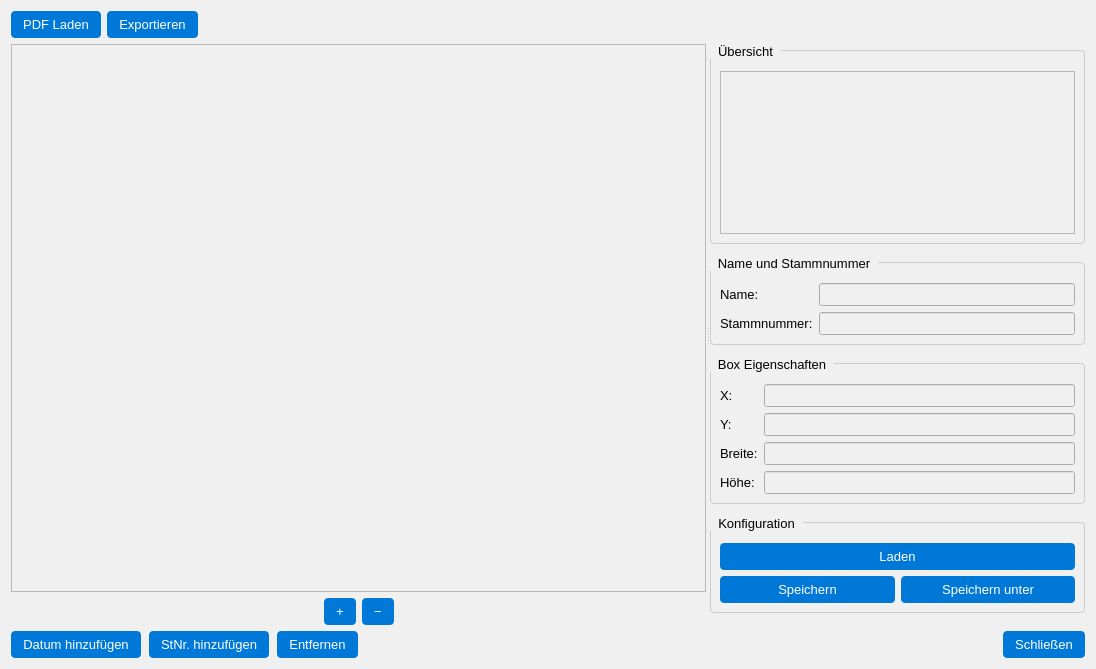
Above: src/ui/design/pdf_display.ui from CodeName-666/VDataParser before the change. Below: the same form after it.
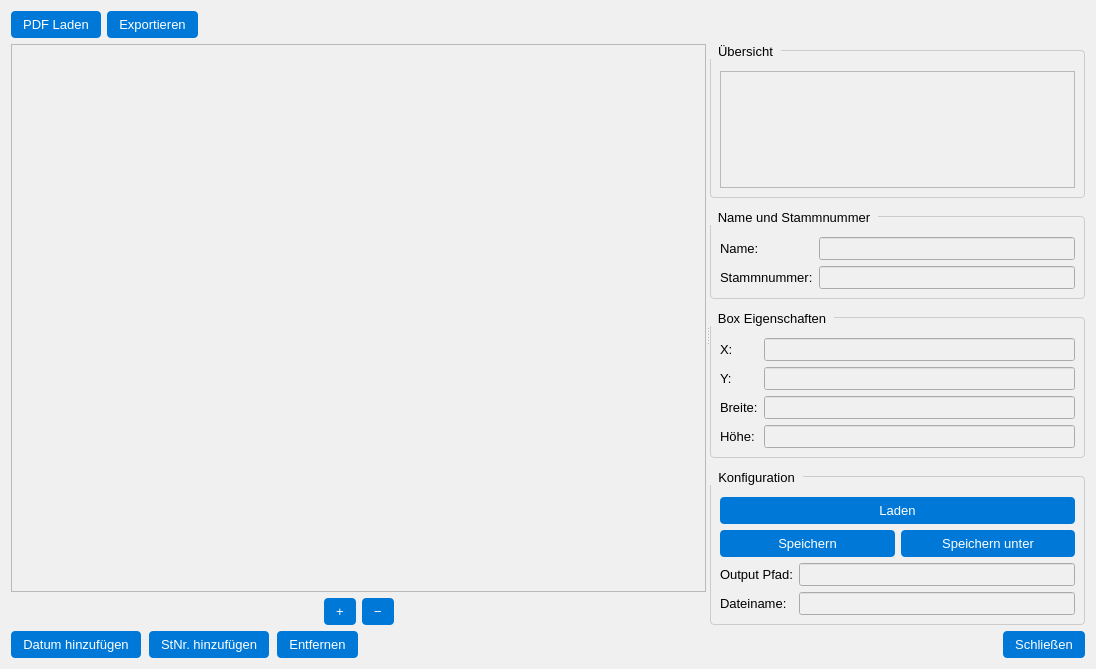
That is the form after the change.

Commit message: Add output settings to PDF display

The edit to the form file:
```diff
--- a/src/ui/design/pdf_display.ui
+++ b/src/ui/design/pdf_display.ui
@@ -328,6 +328,30 @@
             </item>
            </layout>
           </item>
+         <item>
+          <layout class="QFormLayout" name="formLayoutOutput">
+           <item row="0" column="0">
+            <widget class="QLabel" name="labelOutputPath">
+             <property name="text">
+              <string>Output Pfad:</string>
+             </property>
+            </widget>
+           </item>
+           <item row="0" column="1">
+            <widget class="QLineEdit" name="lineEditOutputPath"/>
+           </item>
+           <item row="1" column="0">
+            <widget class="QLabel" name="labelOutputName">
+             <property name="text">
+              <string>Dateiname:</string>
+             </property>
+            </widget>
+           </item>
+           <item row="1" column="1">
+            <widget class="QLineEdit" name="lineEditOutputName"/>
+           </item>
+          </layout>
+         </item>
          </layout>
         </widget>
        </item>
```
Lines whose indentation alone changed are shown as unchanged. The commit also changes 5 other files.
